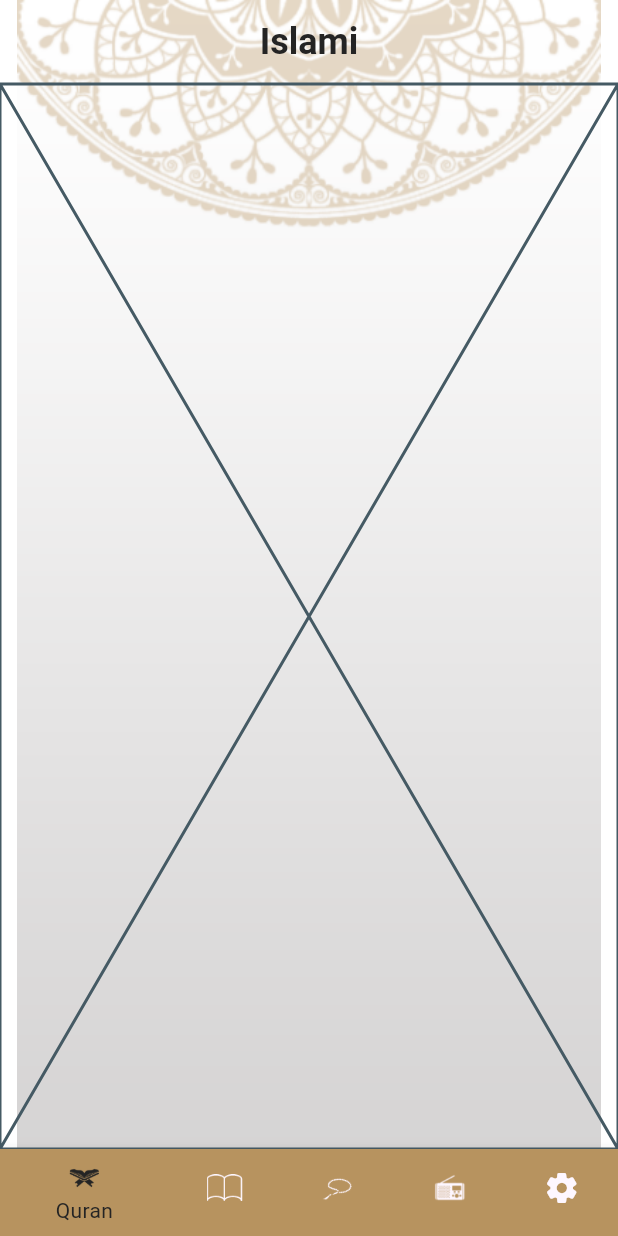
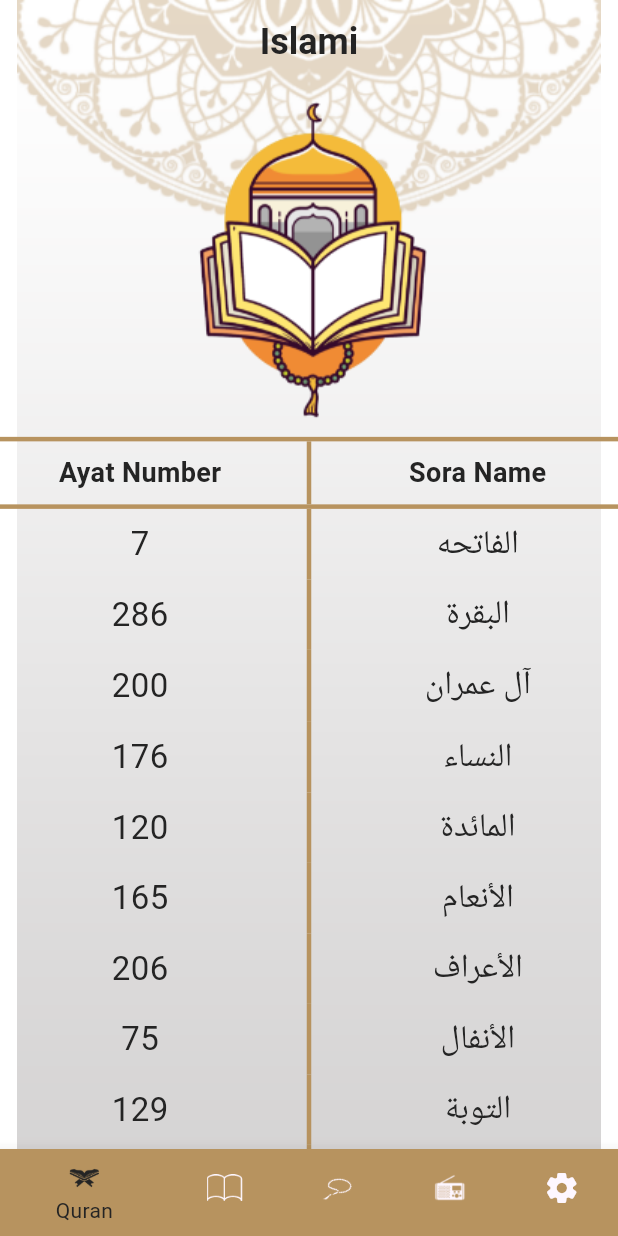
Before and after one commit to MuhamedUssama/islami_c12, a Flutter app: the screen it shows after launch, on a phone screen of 412 x 824 dp. Run offline on Flutter 3.47's test engine with Material 3 defaults, Android fonts, the phone set to English and light mode, and no system bars.

Commit message:
Created quran tab screen with list of sora names and al ayat numbers

```diff
--- a/lib/tabs/quran_tab.dart
+++ b/lib/tabs/quran_tab.dart
@@ -1,10 +1,90 @@
 import 'package:flutter/material.dart';
+import 'package:islami/utils/app_colors.dart';
+import 'package:islami/utils/app_constants.dart';
+import 'package:islami/utils/app_images.dart';
+
+import '../widgets/custom_quran_text_widget.dart';
 
 class QuranTab extends StatelessWidget {
   const QuranTab({super.key});
 
   @override
   Widget build(BuildContext context) {
-    return const Placeholder();
+    double height = MediaQuery.of(context).size.height;
+    double width = MediaQuery.of(context).size.width;
+    return Column(
+      crossAxisAlignment: CrossAxisAlignment.center,
+      children: [
+        Image.asset(AppImages.quranScreenLogo),
+        SizedBox(height: height * 0.01),
+        const SizedBox(
+          height: 3,
+          child: Divider(
+            color: AppColors.primaryColor,
+            thickness: 3,
+          ),
+        ),
+        IntrinsicHeight(
+          child: Row(
+            mainAxisAlignment: MainAxisAlignment.spaceAround,
+            children: [
+              CustomQuranTextWidget(
+                text: "Ayat Number",
+                fontSize: 18,
+                width: width,
+                fontWeight: FontWeight.bold,
+              ),
+              const VerticalDivider(
+                color: AppColors.primaryColor,
+                thickness: 3,
+              ),
+              CustomQuranTextWidget(
+                text: "Sora Name",
+                fontSize: 18,
+                width: width,
+                fontWeight: FontWeight.bold,
+              ),
+            ],
+          ),
+        ),
+        const SizedBox(
+          height: 3,
+          child: Divider(
+            color: AppColors.primaryColor,
+            thickness: 3,
+          ),
+        ),
+        Expanded(
+          child: ListView.builder(
+            itemBuilder: (context, index) {
+              return IntrinsicHeight(
+                child: Row(
+                  mainAxisAlignment: MainAxisAlignment.spaceAround,
+                  children: [
+                    CustomQuranTextWidget(
+                      text: AppConstants.soraAyatCount[index],
+                      fontSize: 22,
+                      width: width,
+                      fontWeight: FontWeight.w400,
+                    ),
+                    const VerticalDivider(
+                      color: AppColors.primaryColor,
+                      thickness: 3,
+                    ),
+                    CustomQuranTextWidget(
+                      text: AppConstants.soraNames[index],
+                      fontSize: 22,
+                      width: width,
+                      fontWeight: FontWeight.w400,
+                    ),
+                  ],
+                ),
+              );
+            },
+            itemCount: AppConstants.soraAyatCount.length,
+          ),
+        ),
+      ],
+    );
   }
 }
--- /dev/null
+++ b/lib/utils/app_constants.dart
@@ -0,0 +1,235 @@
+class AppConstants {
+  static const List<String> soraNames = [
+    "الفاتحه",
+    "البقرة",
+    "آل عمران",
+    "النساء",
+    "المائدة",
+    "الأنعام",
+    "الأعراف",
+    "الأنفال",
+    "التوبة",
+    "يونس",
+    "هود",
+    "يوسف",
+    "الرعد",
+    "إبراهيم",
+    "الحجر",
+    "النحل",
+    "الإسراء",
+    "الكهف",
+    "مريم",
+    "طه",
+    "الأنبياء",
+    "الحج",
+    "المؤمنون",
+    "النّور",
+    "الفرقان",
+    "الشعراء",
+    "النّمل",
+    "القصص",
+    "العنكبوت",
+    "الرّوم",
+    "لقمان",
+    "السجدة",
+    "الأحزاب",
+    "سبأ",
+    "فاطر",
+    "يس",
+    "الصافات",
+    "ص",
+    "الزمر",
+    "غافر",
+    "فصّلت",
+    "الشورى",
+    "الزخرف",
+    "الدّخان",
+    "الجاثية",
+    "الأحقاف",
+    "محمد",
+    "الفتح",
+    "الحجرات",
+    "ق",
+    "الذاريات",
+    "الطور",
+    "النجم",
+    "القمر",
+    "الرحمن",
+    "الواقعة",
+    "الحديد",
+    "المجادلة",
+    "الحشر",
+    "الممتحنة",
+    "الصف",
+    "الجمعة",
+    "المنافقون",
+    "التغابن",
+    "الطلاق",
+    "التحريم",
+    "الملك",
+    "القلم",
+    "الحاقة",
+    "المعارج",
+    "نوح",
+    "الجن",
+    "المزّمّل",
+    "المدّثر",
+    "القيامة",
+    "الإنسان",
+    "المرسلات",
+    "النبأ",
+    "النازعات",
+    "عبس",
+    "التكوير",
+    "الإنفطار",
+    "المطفّفين",
+    "الإنشقاق",
+    "البروج",
+    "الطارق",
+    "الأعلى",
+    "الغاشية",
+    "الفجر",
+    "البلد",
+    "الشمس",
+    "الليل",
+    "الضحى",
+    "الشرح",
+    "التين",
+    "العلق",
+    "القدر",
+    "البينة",
+    "الزلزلة",
+    "العاديات",
+    "القارعة",
+    "التكاثر",
+    "العصر",
+    "الهمزة",
+    "الفيل",
+    "قريش",
+    "الماعون",
+    "الكوثر",
+    "الكافرون",
+    "النصر",
+    "المسد",
+    "الإخلاص",
+    "الفلق",
+    "الناس"
+  ];
+
+  static const List<String> soraAyatCount = [
+    "7",
+    "286",
+    "200",
+    "176",
+    "120",
+    "165",
+    "206",
+    "75",
+    "129",
+    "109",
+    "123",
+    "111",
+    "43",
+    "52",
+    "99",
+    "128",
+    "111",
+    "110",
+    "98",
+    "135",
+    "112",
+    "78",
+    "118",
+    "64",
+    "77",
+    "227",
+    "93",
+    "88",
+    "69",
+    "60",
+    "34",
+    "30",
+    "73",
+    "54",
+    "45",
+    "83",
+    "182",
+    "88",
+    "75",
+    "85",
+    "54",
+    "53",
+    "89",
+    "59",
+    "37",
+    "35",
+    "38",
+    "29",
+    "18",
+    "45",
+    "60",
+    "49",
+    "62",
+    "55",
+    "78",
+    "96",
+    "29",
+    "22",
+    "24",
+    "13",
+    "14",
+    "11",
+    "11",
+    "18",
+    "12",
+    "12",
+    "30",
+    "52",
+    "52",
+    "44",
+    "28",
+    "28",
+    "20",
+    "56",
+    "40",
+    "31",
+    "50",
+    "40",
+    "46",
+    "42",
+    "29",
+    "19",
+    "36",
+    "25",
+    "22",
+    "17",
+    "19",
+    "26",
+    "30",
+    "20",
+    "15",
+    "21",
+    "11",
+    "8",
+    "8",
+    "19",
+    "5",
+    "8",
+    "8",
+    "11",
+    "11",
+    "8",
+    "3",
+    "9",
+    "5",
+    "4",
+    "7",
+    "3",
+    "6",
+    "3",
+    "5",
+    "4",
+    "5",
+    "6"
+  ];
+}
--- a/lib/utils/app_images.dart
+++ b/lib/utils/app_images.dart
@@ -6,4 +6,6 @@ class AppImages {
   static const String radioIcon = '${baseUrl}icon_radio.png';
   static const String sebhaIcon = '${baseUrl}icon_sebha.png';
   static const String hadethIcon = '${baseUrl}icon_hadeth.png';
+
+  static const String quranScreenLogo = '${baseUrl}qur2an_screen_logo.png';
 }
--- /dev/null
+++ b/lib/widgets/custom_quran_text_widget.dart
@@ -0,0 +1,37 @@
+import 'package:flutter/material.dart';
+
+import '../utils/app_colors.dart';
+
+class CustomQuranTextWidget extends StatelessWidget {
+  final double width;
+  final String text;
+  final double fontSize;
+  final FontWeight fontWeight;
+
+  const CustomQuranTextWidget({
+    super.key,
+    required this.width,
+    required this.text,
+    required this.fontSize,
+    required this.fontWeight,
+  });
+
+  @override
+  Widget build(BuildContext context) {
+    return SizedBox(
+      width: width * 0.4,
+      child: Padding(
+        padding: const EdgeInsets.all(8.0),
+        child: Text(
+          text,
+          textAlign: TextAlign.center,
+          style: TextStyle(
+            fontSize: fontSize,
+            color: AppColors.accentColor,
+            fontWeight: fontWeight,
+          ),
+        ),
+      ),
+    );
+  }
+}
```
